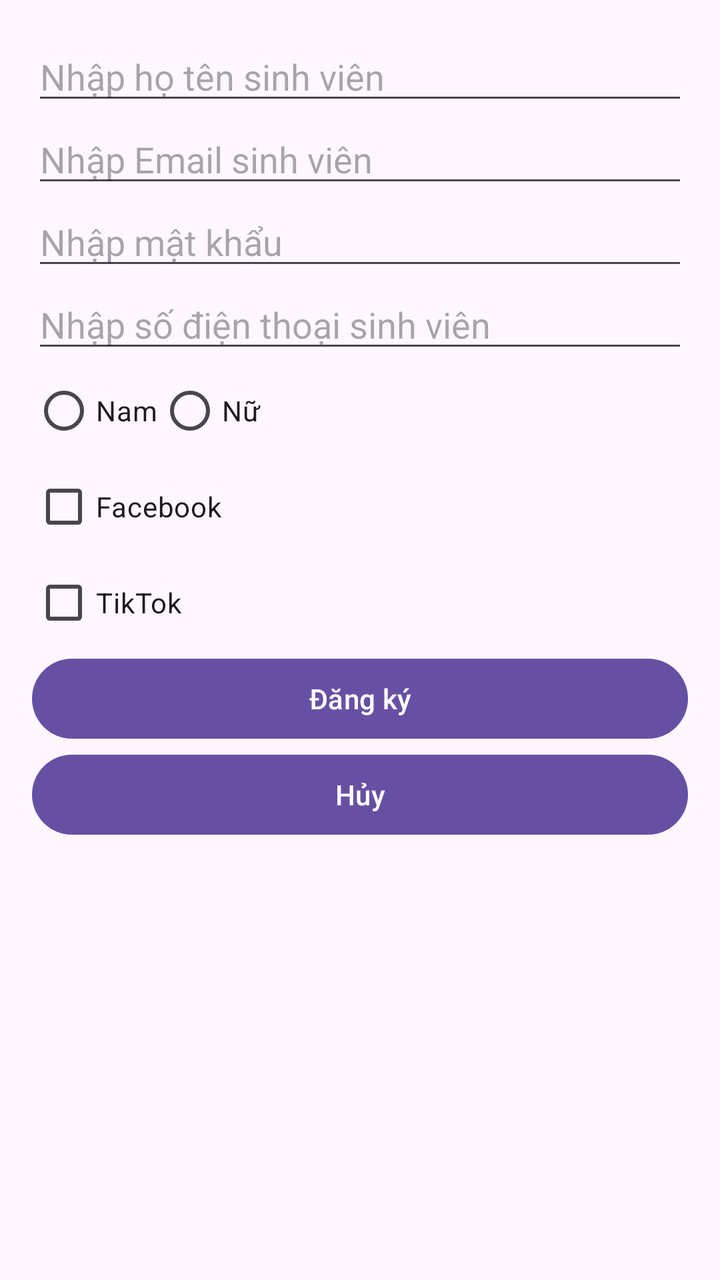
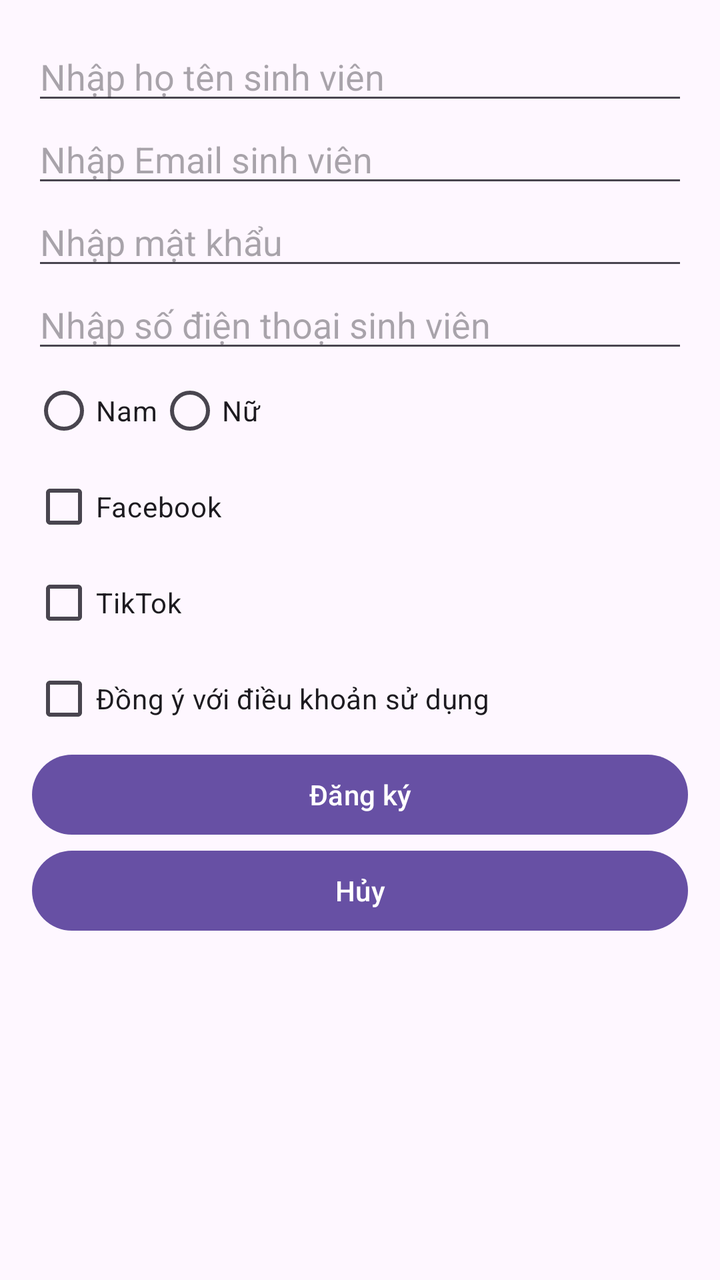

Two renders of the same Android screen: before a commit and after it. Below are the layout's source before the change and the commit's diff.
<!-- AndroidManifest.xml: application theme Theme.Lab5 -->
<!-- res/layout/activity_main.xml -->
<?xml version="1.0" encoding="utf-8"?>
<LinearLayout xmlns:android="http://schemas.android.com/apk/res/android"
    android:layout_width="match_parent"
    android:layout_height="match_parent"
    android:orientation="vertical"
    android:padding="16dp">

    <EditText
        android:id="@+id/etName"
        android:layout_width="match_parent"
        android:layout_height="wrap_content"
        android:hint="Nhập họ tên sinh viên" />
    <EditText
        android:id="@+id/etEmail"
        android:layout_width="match_parent"
        android:layout_height="wrap_content"
        android:hint="Nhập Email sinh viên" />
    <EditText
        android:id="@+id/etPW"
        android:layout_width="match_parent"
        android:layout_height="wrap_content"
        android:hint="Nhập mật khẩu" />
    <EditText
        android:id="@+id/etPhone"
        android:layout_width="match_parent"
        android:layout_height="wrap_content"
        android:hint="Nhập số điện thoại sinh viên" />


    <RadioGroup
        android:id="@+id/rgGender"
        android:layout_width="match_parent"
        android:layout_height="wrap_content"
        android:orientation="horizontal">
        <RadioButton android:id="@+id/rbMale" android:layout_width="wrap_content" android:layout_height="wrap_content" android:text="Nam" />
        <RadioButton android:id="@+id/rbFemale" android:layout_width="wrap_content" android:layout_height="wrap_content" android:text="Nữ" />
    </RadioGroup>

    <CheckBox android:id="@+id/cbFacebook" android:layout_width="wrap_content" android:layout_height="wrap_content" android:text="Facebook" />
    <CheckBox android:id="@+id/cbTiktok" android:layout_width="wrap_content" android:layout_height="wrap_content" android:text="TikTok" />

    <Button
        android:id="@+id/btnSubmit"
        android:layout_width="match_parent"
        android:layout_height="wrap_content"
        android:text="Đăng ký" />
    <Button
        android:id="@+id/btnCancel"
        android:layout_width="match_parent"
        android:layout_height="wrap_content"
        android:text="Hủy" />
</LinearLayout>
<!-- resources referenced by this layout -->
<resources>
  <style name="Theme.Lab5" parent="Base.Theme.Lab5" />
  <style name="Base.Theme.Lab5" parent="Theme.Material3.DayNight.NoActionBar">
          
          
      </style>
</resources>

<!-- the commit's change to res/layout/activity_main.xml (unified diff, before → after) -->
@@ -38,6 +38,7 @@
 
     <CheckBox android:id="@+id/cbFacebook" android:layout_width="wrap_content" android:layout_height="wrap_content" android:text="Facebook" />
     <CheckBox android:id="@+id/cbTiktok" android:layout_width="wrap_content" android:layout_height="wrap_content" android:text="TikTok" />
+    <CheckBox android:id="@+id/cbDieuKhoan" android:layout_width="wrap_content" android:layout_height="wrap_content" android:text="Đồng ý với điều khoản sử dụng" />
 
     <Button
         android:id="@+id/btnSubmit"
